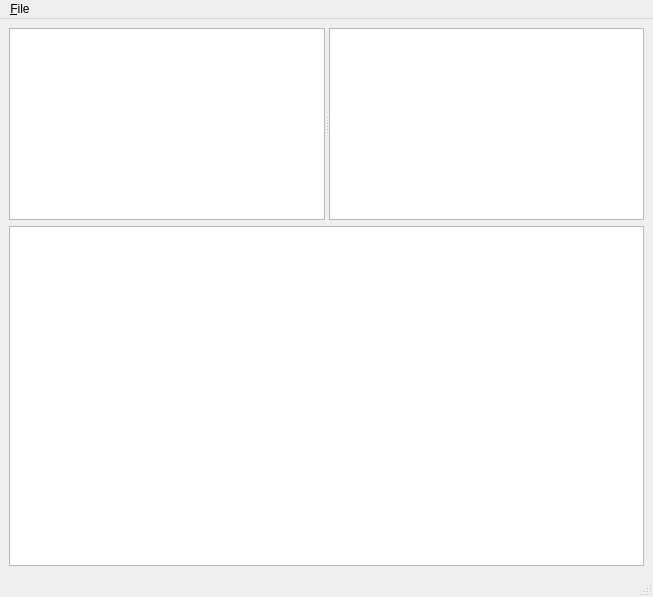
Old version of the form gui/main.ui in the repository zarch/openriver.
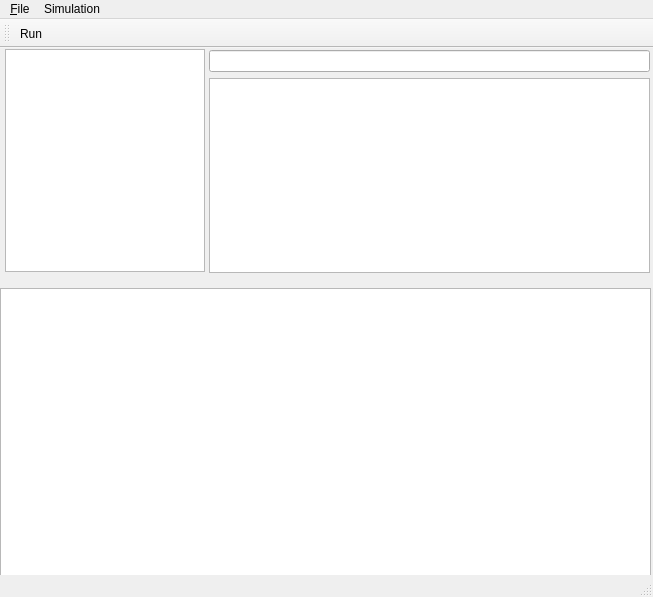
New version of the form.

Commit message: Implement multicell data editing

```diff
--- a/gui/main.ui
+++ b/gui/main.ui
@@ -14,20 +14,44 @@
    <string>openriver</string>
   </property>
   <widget class="QWidget" name="centralwidget">
-   <layout class="QVBoxLayout" name="verticalLayout">
-    <item>
-     <widget class="QSplitter" name="splitter">
-      <property name="orientation">
-       <enum>Qt::Horizontal</enum>
-      </property>
-      <widget class="QListWidget" name="listSections"/>
+   <widget class="QGraphicsView" name="sectionGraphics">
+    <property name="geometry">
+     <rect>
+      <x>0</x>
+      <y>240</y>
+      <width>651</width>
+      <height>311</height>
+     </rect>
+    </property>
+   </widget>
+   <widget class="QListWidget" name="listSections">
+    <property name="geometry">
+     <rect>
+      <x>5</x>
+      <y>1</y>
+      <width>200</width>
+      <height>223</height>
+     </rect>
+    </property>
+   </widget>
+   <widget class="QWidget" name="">
+    <property name="geometry">
+     <rect>
+      <x>209</x>
+      <y>2</y>
+      <width>441</width>
+      <height>223</height>
+     </rect>
+    </property>
+    <layout class="QVBoxLayout" name="verticalLayout">
+     <item>
+      <widget class="QLineEdit" name="lineTabEdit"/>
+     </item>
+     <item>
       <widget class="QTableView" name="tableSectionCoord"/>
-     </widget>
-    </item>
-    <item>
-     <widget class="QGraphicsView" name="sectionGraphics"/>
-    </item>
-   </layout>
+     </item>
+    </layout>
+   </widget>
   </widget>
   <widget class="QMenuBar" name="menubar">
    <property name="geometry">
@@ -46,9 +70,28 @@
     <addaction name="actionExport"/>
     <addaction name="action_Open"/>
    </widget>
+   <widget class="QMenu" name="menuSimulation">
+    <property name="title">
+     <string>Simulation</string>
+    </property>
+    <addaction name="action_Run"/>
+   </widget>
    <addaction name="menu_File"/>
+   <addaction name="menuSimulation"/>
   </widget>
   <widget class="QStatusBar" name="statusbar"/>
+  <widget class="QToolBar" name="toolBar">
+   <property name="windowTitle">
+    <string>toolBar</string>
+   </property>
+   <attribute name="toolBarArea">
+    <enum>TopToolBarArea</enum>
+   </attribute>
+   <attribute name="toolBarBreak">
+    <bool>false</bool>
+   </attribute>
+   <addaction name="action_Run"/>
+  </widget>
   <action name="actionImport">
    <property name="text">
     <string>Import</string>
@@ -64,6 +107,11 @@
     <string>&amp;Open</string>
    </property>
   </action>
+  <action name="action_Run">
+   <property name="text">
+    <string>&amp;Run</string>
+   </property>
+  </action>
  </widget>
  <resources/>
  <connections>
```
The commit also changes 2 other files.
